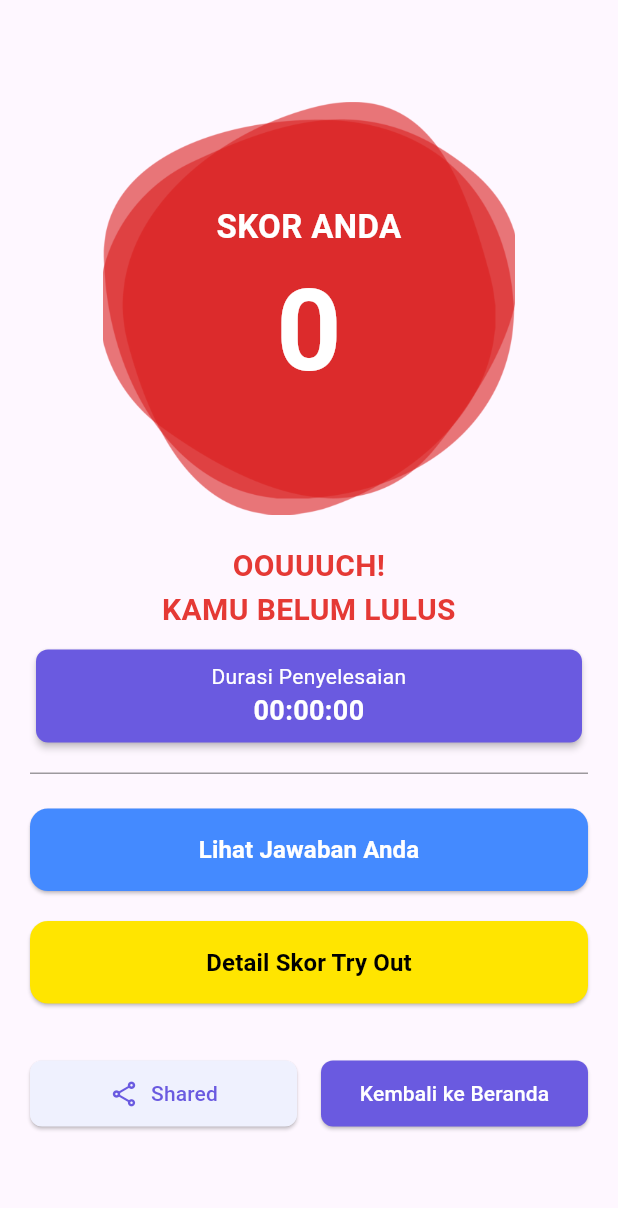
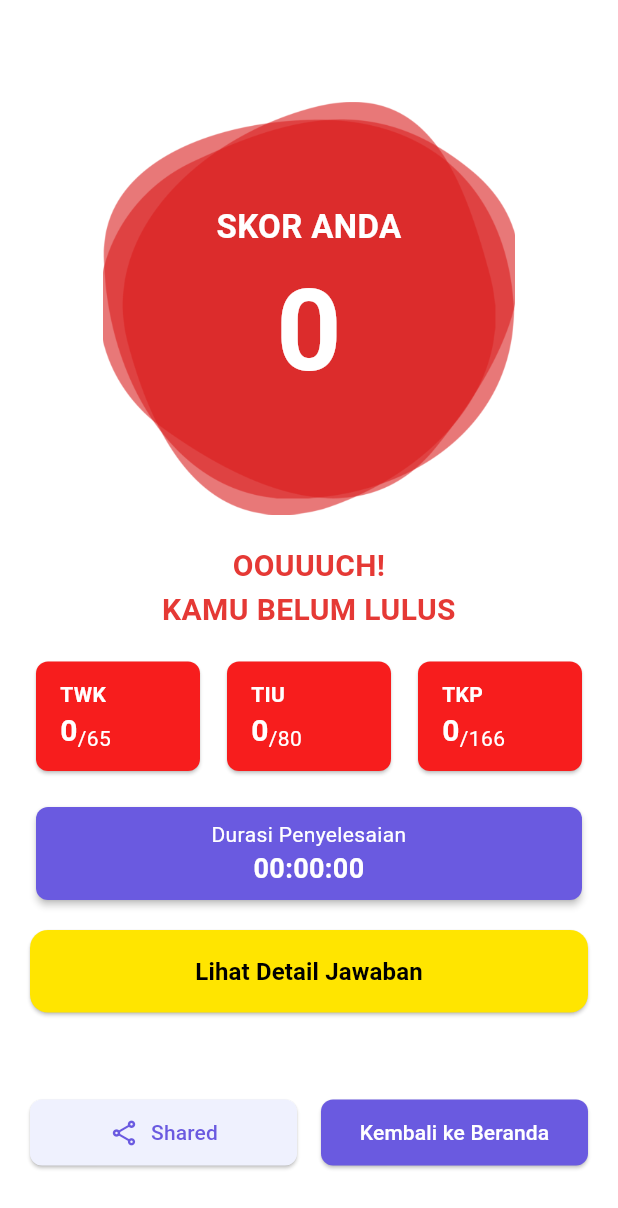
Before and after one commit to fajricpaix/try_out, a Flutter app: the ResultPage screen opened directly with empty values, on a phone screen of 412 x 824 dp. Shown: the top 1208 px of the screen. Run offline on Flutter 3.47's test engine with Material 3 defaults, Android fonts, the phone set to English and light mode, and no system bars; our stand-ins replace firebase_core, firebase_database, google_mobile_ads, shared_preferences; missing offline and left inert: syncfusion_flutter_pdfviewer; accounts and stored records are empty; network calls fail.

Commit message:
change name and result

```diff
--- a/lib/main.dart
+++ b/lib/main.dart
@@ -24,7 +24,7 @@ class MyApp extends StatelessWidget {
   @override
   Widget build(BuildContext context) {
     return MaterialApp(
-      title: 'CPNS Try Out 2025',
+      title: 'Bank Soal CPNS',
       home: const MyHomePage(),
     );
   }
--- a/lib/views/tryout/result.dart
+++ b/lib/views/tryout/result.dart
@@ -32,12 +32,10 @@ class ResultPage extends StatefulWidget {
 }
 
 class _ResultPageState extends State<ResultPage> {
-  bool _showPassingGradeDetails = false;
 
   @override
   void initState() {
     super.initState();
-    // Interstitial ad akan dimuat dan ditampilkan oleh AdManager saat ResultPage ini dibuat
   }
 
   String _formatDuration(int seconds) {
@@ -49,6 +47,7 @@ class _ResultPageState extends State<ResultPage> {
   @override
   Widget build(BuildContext context) {
     return Scaffold(
+      backgroundColor: Colors.white,
       body: SingleChildScrollView(
         child: Container(
           margin: const EdgeInsets.only(top: 48),
@@ -57,8 +56,6 @@ class _ResultPageState extends State<ResultPage> {
           child: Column(
             crossAxisAlignment: CrossAxisAlignment.center,
             children: [
-              // ... (kode UI yang sudah ada) ...
-
               // Score TryOut
               Container(
                 width: 275,
@@ -113,7 +110,8 @@ class _ResultPageState extends State<ResultPage> {
                 style: TextStyle(
                   fontSize: 20,
                   fontWeight: FontWeight.bold,
-                  color: widget.twkScore > 64 ||
+                  color:
+                      widget.twkScore > 64 ||
                           widget.tiuScore > 79 ||
                           widget.tkpScore > 165
                       ? const Color(0xFF6A5AE0)
@@ -121,7 +119,41 @@ class _ResultPageState extends State<ResultPage> {
                 ),
                 textAlign: TextAlign.center,
               ),
-              const SizedBox(height: 8),
+              const SizedBox(height: 16),
+
+              // Display the "Passing Grade Detail" button
+              Row(
+                mainAxisAlignment: MainAxisAlignment.spaceBetween,
+                children: [
+                  _buildScoreBox(
+                    'TWK',
+                    widget.twkScore,
+                    65,
+                    widget.twkScore > 64
+                        ? const Color(0xFF14AE5C)
+                        : const Color(0xFFF71D1D)
+                  ),
+                  const SizedBox(width: 10),
+                  _buildScoreBox(
+                    'TIU',
+                    widget.tiuScore,
+                    80,
+                    widget.tiuScore > 79
+                        ? const Color(0xFF14AE5C)
+                        : const Color(0xFFF71D1D)
+                  ),
+                  const SizedBox(width: 10),
+                  _buildScoreBox(
+                    'TKP',
+                    widget.tkpScore,
+                    166,
+                    widget.tkpScore > 165
+                        ? const Color(0xFF14AE5C)
+                        : const Color(0xFFF71D1D)
+                  ),
+                ],
+              ),
+              const SizedBox(height: 16),
 
               // Duration
               Column(
@@ -162,17 +194,7 @@ class _ResultPageState extends State<ResultPage> {
                   ),
                 ],
               ),
-
-              // Separator
-              Container(
-                height: 24,
-                margin: const EdgeInsets.only(top: 16),
-                decoration: const BoxDecoration(
-                  border: Border(
-                    top: BorderSide(color: Colors.black38, width: 1.0),
-                  ),
-                ),
-              ),
+              const SizedBox(height: 16),
 
               // Button Check Summary Answers
               SizedBox(
@@ -193,87 +215,23 @@ class _ResultPageState extends State<ResultPage> {
                     );
                   },
                   style: ElevatedButton.styleFrom(
-                    backgroundColor: Colors.blueAccent,
+                    backgroundColor: Color(0xFFFFE500),
                     padding: const EdgeInsets.symmetric(vertical: 16),
                     shape: RoundedRectangleBorder(
                       borderRadius: BorderRadius.circular(12),
                     ),
                   ),
                   child: const Text(
-                    'Lihat Jawaban Anda',
+                    'Lihat Detail Jawaban',
                     style: TextStyle(
                       fontSize: 16,
                       fontWeight: FontWeight.bold,
-                      color: Colors.white,
+                      color: Colors.black,
                     ),
                   ),
                 ),
               ),
               const SizedBox(height: 20),
-
-              // Conditionally display the "Passing Grade Detail" button
-              if (!_showPassingGradeDetails)
-                SizedBox(
-                  width: double.infinity,
-                  child: ElevatedButton(
-                    onPressed: () {
-                      setState(() {
-                        _showPassingGradeDetails = true;
-                      });
-                    },
-                    style: ElevatedButton.styleFrom(
-                      backgroundColor: const Color(0xFFFFE500),
-                      padding: const EdgeInsets.symmetric(vertical: 16),
-                      shape: RoundedRectangleBorder(
-                        borderRadius: BorderRadius.circular(12),
-                      ),
-                    ),
-                    child: const Text(
-                      'Detail Skor Try Out',
-                      style: TextStyle(
-                        fontSize: 16,
-                        fontWeight: FontWeight.bold,
-                        color: Colors.black,
-                      ),
-                    ),
-                  ),
-                )
-              else
-                // Display the three score boxes when _showPassingGradeDetails is true
-                Row(
-                  mainAxisAlignment: MainAxisAlignment.spaceBetween,
-                  children: [
-                    _buildScoreBox(
-                      'TWK',
-                      widget.twkScore,
-                      65,
-                      widget.twkScore > 64
-                          ? const Color(0xFFFFE500)
-                          : const Color(0xFFF71D1D),
-                      widget.twkScore > 64 ? Colors.black : Colors.white,
-                    ),
-                    const SizedBox(width: 10),
-                    _buildScoreBox(
-                      'TIU',
-                      widget.tiuScore,
-                      80,
-                      widget.tiuScore > 79
-                          ? const Color(0xFFFFE500)
-                          : const Color(0xFFF71D1D),
-                      widget.tiuScore > 79 ? Colors.black : Colors.white,
-                    ),
-                    const SizedBox(width: 10),
-                    _buildScoreBox(
-                      'TKP',
-                      widget.tkpScore,
-                      166,
-                      widget.tkpScore > 165
-                          ? const Color(0xFFFFE500)
-                          : const Color(0xFFF71D1D),
-                      widget.tkpScore > 165 ? Colors.black : Colors.white,
-                    ),
-                  ],
-                ),
 
               // Button Shared and Back to Home
               Container(
@@ -348,7 +306,7 @@ class _ResultPageState extends State<ResultPage> {
       // Gunakan AdManager untuk menampilkan banner ad dan interstitial ad
       bottomNavigationBar: const AdManager(
         showBanner: true,
-        bannerAdUnitId: AdsConstants.bannerAdUnitId
+        bannerAdUnitId: AdsConstants.bannerAdUnitId,
       ),
     );
   }
@@ -358,8 +316,7 @@ class _ResultPageState extends State<ResultPage> {
     title,
     int score,
     int passScore,
-    Color valueColor,
-    Color textColor,
+    Color valueColor
   ) {
     return Expanded(
       child: Card(
@@ -373,7 +330,7 @@ class _ResultPageState extends State<ResultPage> {
             children: [
               Text(
                 title,
-                style: TextStyle(color: textColor, fontWeight: FontWeight.bold),
+                style: TextStyle(color: Colors.white, fontWeight: FontWeight.bold),
               ),
               Row(
                 crossAxisAlignment: CrossAxisAlignment.end,
@@ -383,12 +340,12 @@ class _ResultPageState extends State<ResultPage> {
                     style: TextStyle(
                       fontSize: 20,
                       fontWeight: FontWeight.bold,
-                      color: textColor,
+                      color: Colors.white,
                     ),
                   ),
                   Text(
                     '/$passScore',
-                    style: TextStyle(fontSize: 14, color: textColor),
+                    style: TextStyle(fontSize: 14, color: Colors.white),
                   ),
                 ],
               ),
```
Also changed, not shown: 1 other file.
